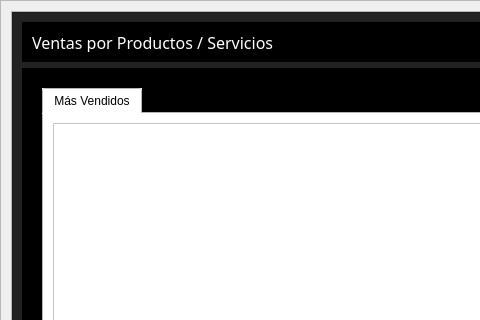
Before: the Qt Designer form ui_files/ventas_x_producto.ui in LucasMigliaccio/softbarberr, drawn with Qt 5; both pictures show x 0 to 480 and y 0 to 320 of the 917 by 499 pixel window.
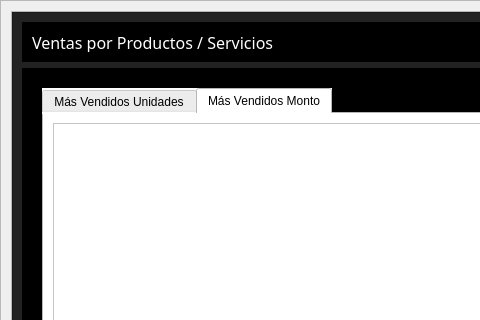
After: the same form once the commit is applied. Icons and pictures are not drawn.

Commit message: graficos de venta de productos y servicios

```diff
--- a/ui_files/ventas_x_producto.ui
+++ b/ui_files/ventas_x_producto.ui
@@ -274,11 +274,11 @@
 color: black;</string>
                     </property>
                     <property name="currentIndex">
-                     <number>0</number>
+                     <number>1</number>
                     </property>
                     <widget class="QWidget" name="tab">
                      <attribute name="title">
-                      <string>Más Vendidos</string>
+                      <string>Más Vendidos Unidades</string>
                      </attribute>
                      <layout class="QHBoxLayout" name="horizontalLayout_2">
                       <item>
@@ -286,6 +286,16 @@
                       </item>
                      </layout>
                     </widget>
+                    <widget class="QWidget" name="tab_2">
+                     <attribute name="title">
+                      <string>Más Vendidos Monto</string>
+                     </attribute>
+                     <layout class="QHBoxLayout" name="horizontalLayout_3">
+                      <item>
+                       <widget class="QTableView" name="mas_vendidos_precio_tableView"/>
+                      </item>
+                     </layout>
+                    </widget>
                    </widget>
                   </item>
                   <item>
```
The commit also changes 7 other files.
